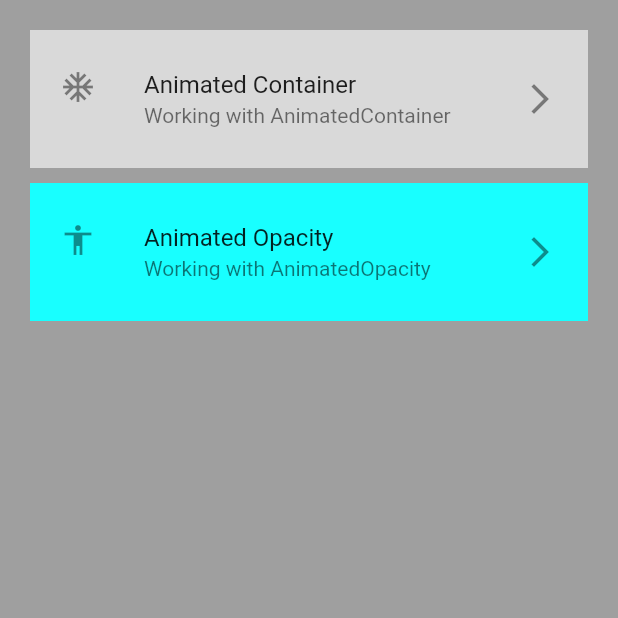
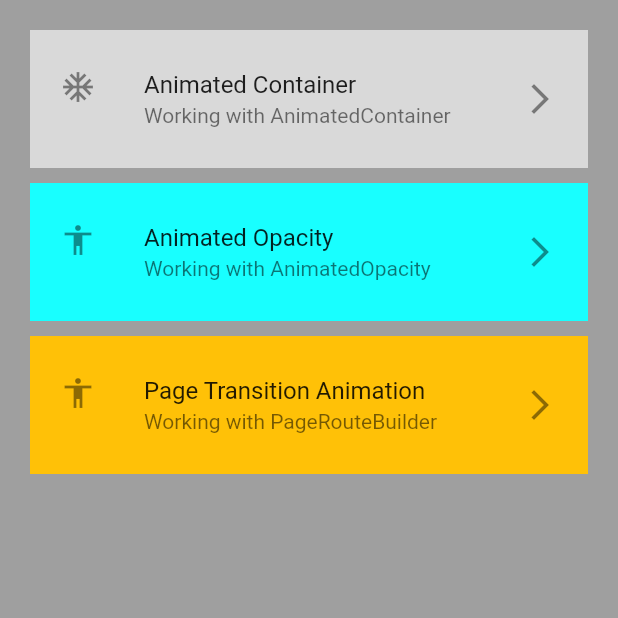
Before and after one commit to princenyamadi/improved-guide, a Flutter app: the screen it shows after launch, on a phone screen of 412 x 824 dp, the top half of it. Run offline on Flutter 3.47's test engine with Material 2 defaults, Android fonts, the light colour scheme and no system bars.

Commit message:
working with Navigation animation

```diff
--- a/my_animations_journey/lib/home_screen.dart
+++ b/my_animations_journey/lib/home_screen.dart
@@ -1,6 +1,7 @@
 import 'package:flutter/material.dart';
 import 'package:my_animations_journey/screens/animated_container/animated_container_screen.dart';
 import 'package:my_animations_journey/screens/animated_opacity/animated_opacity_screen.dart';
+import 'package:my_animations_journey/screens/nav_transition/nav_transition_screen.dart';
 
 class HomeScreen extends StatefulWidget {
   const HomeScreen({Key? key}) : super(key: key);
@@ -49,6 +50,17 @@ class _HomeScreenState extends State<HomeScreen> {
                     builder: (context) => const AnimatedOpacityScreen(),
                   ),
                 ),
+              ),
+              const SizedBox(height: 10),
+              ListTile(
+                leading: const Icon(Icons.accessibility),
+                title: const Text("Page Transition Animation"),
+                subtitle: const Text("Working with PageRouteBuilder"),
+                trailing: const Icon(Icons.arrow_forward_ios),
+                contentPadding:
+                    const EdgeInsets.symmetric(horizontal: 20, vertical: 10),
+                tileColor: Colors.amber,
+                onTap: () => Navigator.push(context, _createRoute()),
               )
             ],
           ),
@@ -56,4 +68,40 @@ class _HomeScreenState extends State<HomeScreen> {
       ),
     );
   }
+
+  // TODO:
+  /*
+  * TRY OTHER PAGE ANIMATION TRANSITION
+    - FADING TRANSITION
+    - SCALE TRANSITION
+    -
+
+
+  */
+
+  Route _createRoute() {
+    return PageRouteBuilder(
+        pageBuilder: (context, animation, secondaryAnimation) =>
+            const NavTransitionPage(),
+        transitionsBuilder: (context, animation, secondaryAnimation, child) {
+          const begin = Offset(0.0, 1.0);
+          const end = Offset.zero;
+
+          // final offsetAnimation = animation.drive(tween);
+          const curve = Curves.ease;
+
+          var tween =
+              Tween(begin: begin, end: end).chain(CurveTween(curve: curve));
+
+          final curvedAnimation = CurvedAnimation(
+            parent: animation,
+            curve: curve,
+          );
+
+          return SlideTransition(
+            position: animation.drive(tween),
+            child: child,
+          );
+        });
+  }
 }
```
Also changed, not shown: my_animations_journey/lib/screens/nav_transition/nav_transition_screen.dart (added, +25 -0 lines).
